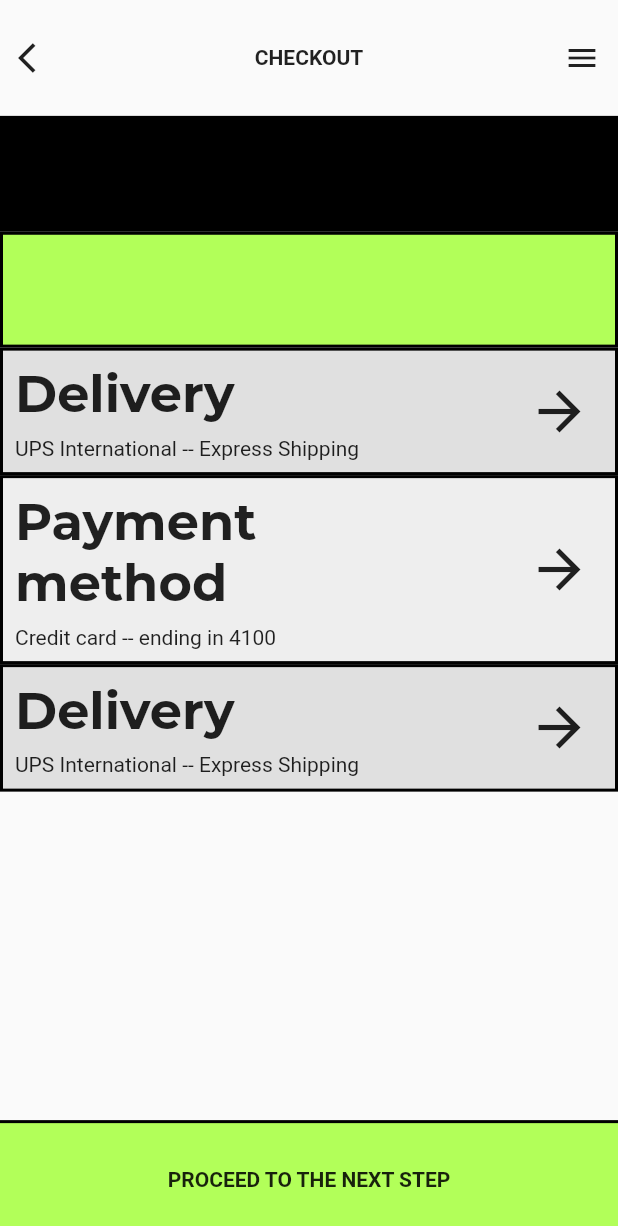
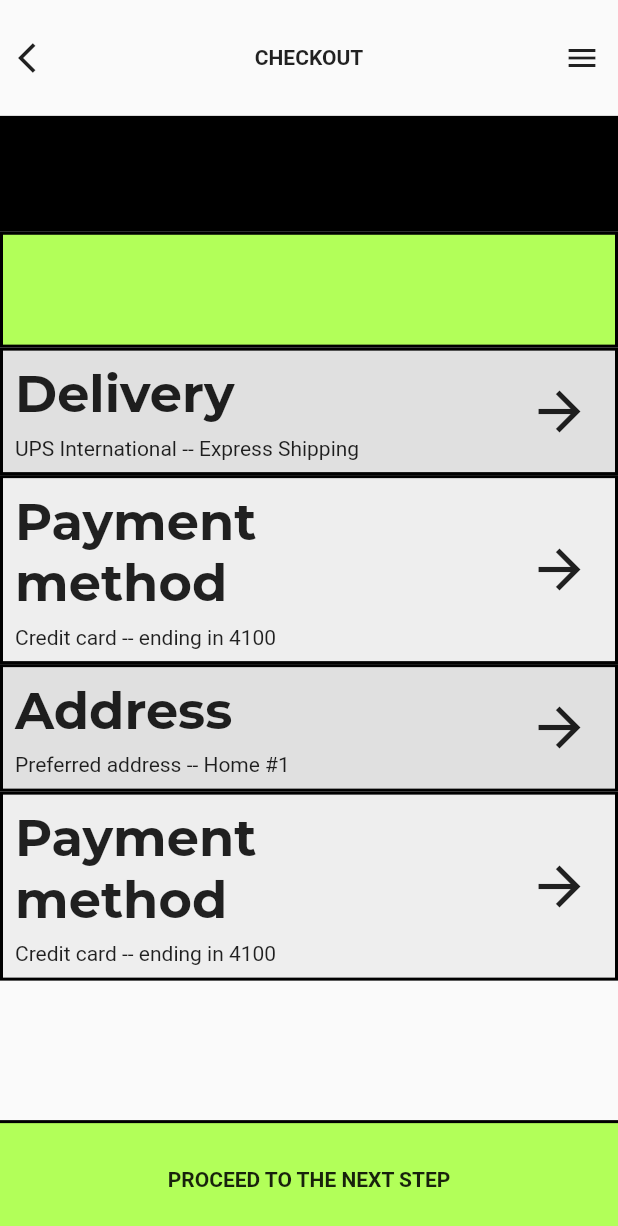
Before and after one commit to JAICHANGPARK/flutter_notebook_8th_story, a Flutter app: the screen it shows after launch, on a phone screen of 412 x 824 dp. Shown: the top 1226 px of the screen. Run offline on Flutter 3.47's test engine with Material 2 defaults, Android fonts, the phone set to English and light mode, and no system bars; our stand-ins replace google_fonts; Roboto replaces fonts that are missing (Alata).

Commit message:
Update fashion_store_page.dart

```diff
--- a/lib/ep561_fashion_store_app/fashion_store_page.dart
+++ b/lib/ep561_fashion_store_app/fashion_store_page.dart
@@ -118,14 +118,44 @@ class _FashionMainPageState extends State<FashionMainPage> {
                             crossAxisAlignment: CrossAxisAlignment.start,
                             children: [
                               Text(
-                                "Delivery",
+                                "Address",
                                 style: GoogleFonts.montserrat(fontWeight: FontWeight.bold, fontSize: 34),
                               ),
                               SizedBox(
                                 height: 8,
                               ),
                               Text(
-                                "UPS International -- Express Shipping",
+                                "Preferred address -- Home #1",
+                              )
+                            ],
+                          ),
+                          Spacer(),
+                          IconButton(icon: Icon(Icons.arrow_forward), iconSize: 42, onPressed: () {})
+                        ],
+                      ),
+                    ),
+                    Container(
+                      decoration: BoxDecoration(border: Border.all(color: Colors.black, width: 2),
+                          color: Colors.grey[200]),
+                      padding: EdgeInsets.symmetric(horizontal: 8, vertical: 8),
+                      child: Row(
+                        children: [
+                          Column(
+                            crossAxisAlignment: CrossAxisAlignment.start,
+                            children: [
+                              Text(
+                                "Payment",
+                                style: GoogleFonts.montserrat(fontWeight: FontWeight.bold, fontSize: 34),
+                              ),
+                              Text(
+                                "method",
+                                style: GoogleFonts.montserrat(fontWeight: FontWeight.bold, fontSize: 34),
+                              ),
+                              SizedBox(
+                                height: 8,
+                              ),
+                              Text(
+                                "Credit card -- ending in 4100",
                               )
                             ],
                           ),
```
